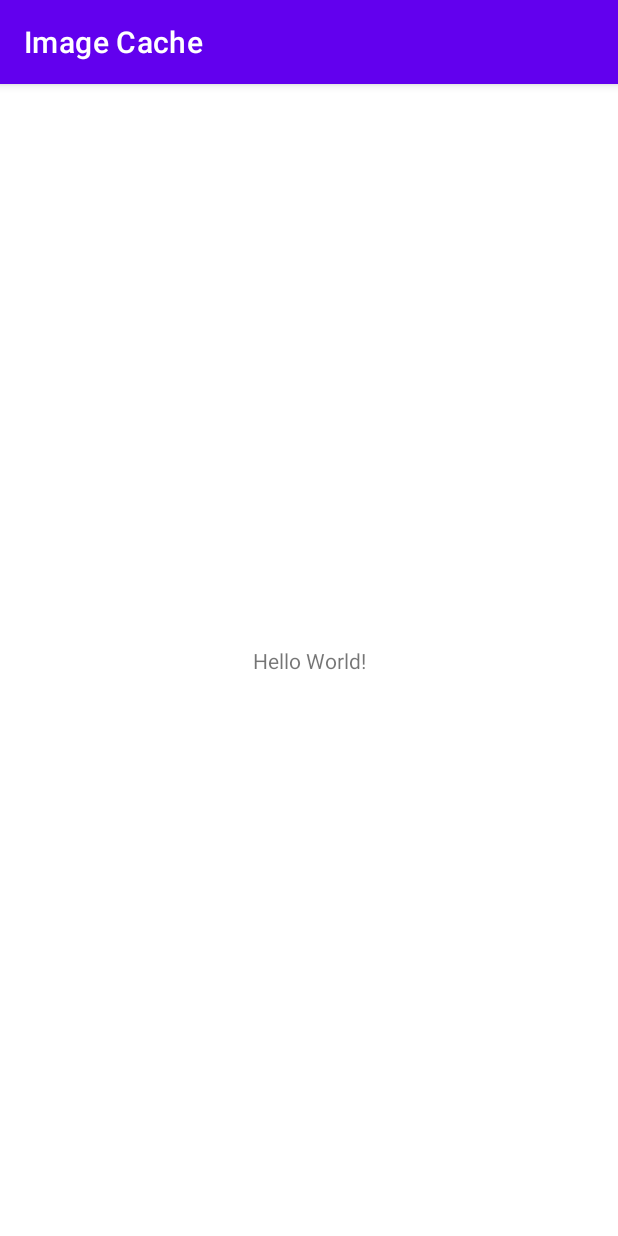
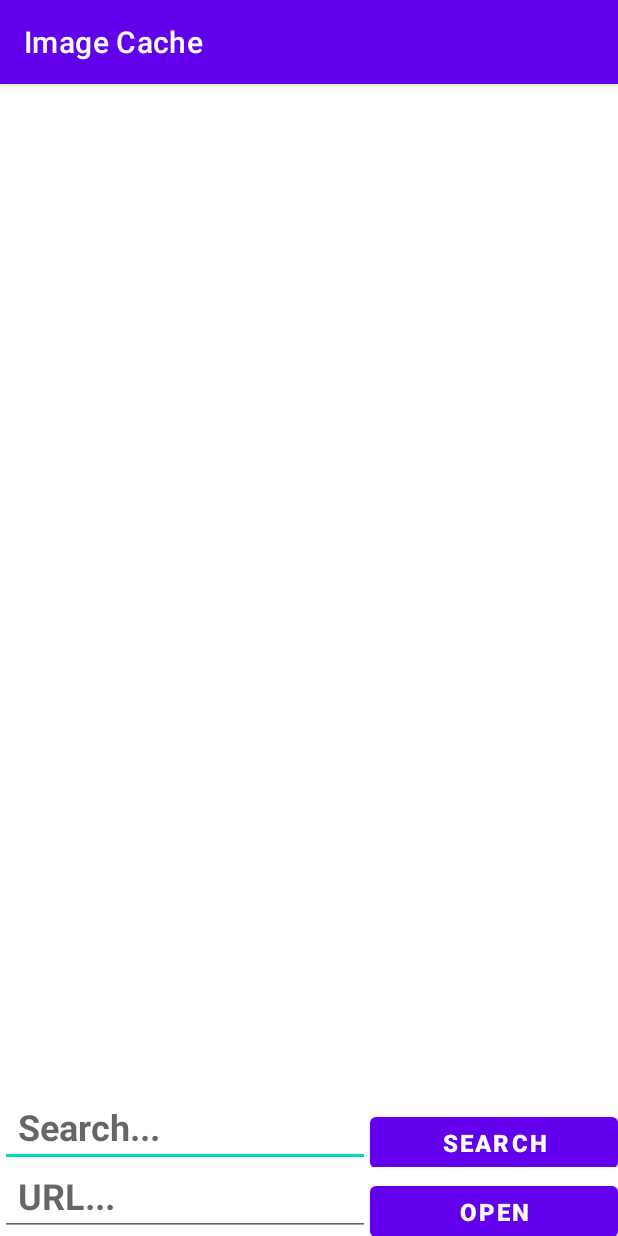
Before and after one commit to NicholasLau97/ImageCache, an Android app: the screen it shows after launch (MainActivity), on a phone screen of 412 x 824 dp. Run offline under Robolectric (Android 15) with nearby library versions, the phone set to English and light mode, and no system bars; our stand-ins replace data binding.

Commit message:
UI edittext and btn

```diff
--- a/ImageCache/app/build.gradle
+++ b/ImageCache/app/build.gradle
@@ -29,6 +29,9 @@ android {
     kotlinOptions {
         jvmTarget = '1.8'
     }
+    dataBinding{
+        enabled = true
+    }
 }
 
 dependencies {
--- a/ImageCache/app/src/main/java/com/example/imagecache/MainActivity.kt
+++ b/ImageCache/app/src/main/java/com/example/imagecache/MainActivity.kt
@@ -2,10 +2,16 @@ package com.example.imagecache
 
 import androidx.appcompat.app.AppCompatActivity
 import android.os.Bundle
+import androidx.databinding.DataBindingUtil
+import androidx.lifecycle.ViewModelProviders
+import com.example.imagecache.databinding.ActivityMainBinding
 
 class MainActivity : AppCompatActivity() {
     override fun onCreate(savedInstanceState: Bundle?) {
         super.onCreate(savedInstanceState)
-        setContentView(R.layout.activity_main)
+        val binding:ActivityMainBinding = DataBindingUtil.setContentView(this,R.layout.activity_main)
+
+        val viewModel = ViewModelProviders.of(this).get(MainViewModel::class.java)
+        binding.viewmodel = viewModel
     }
 }
--- /dev/null
+++ b/ImageCache/app/src/main/java/com/example/imagecache/MainViewModel.kt
@@ -0,0 +1,21 @@
+package com.example.imagecache
+
+import android.util.Log
+import android.view.View
+import android.widget.Toast
+import androidx.lifecycle.ViewModel
+
+class MainViewModel():ViewModel() {
+
+    var searchText:String?=null
+    var urlText:String?=null
+
+    fun onSearchBtnClick(view: View){
+        Log.d("View Model","Search btn clicked : $searchText")
+    }
+
+    fun onWebViewBtnClick(view:View){
+        Log.d("View Model","Web view btn clicked: $urlText")
+
+    }
+}
--- a/ImageCache/app/src/main/res/layout/activity_main.xml
+++ b/ImageCache/app/src/main/res/layout/activity_main.xml
@@ -1,18 +1,80 @@
 <?xml version="1.0" encoding="utf-8"?>
-<androidx.constraintlayout.widget.ConstraintLayout xmlns:android="http://schemas.android.com/apk/res/android"
+<layout xmlns:android="http://schemas.android.com/apk/res/android"
     xmlns:app="http://schemas.android.com/apk/res-auto"
-    xmlns:tools="http://schemas.android.com/tools"
+    xmlns:tools="http://schemas.android.com/tools">
+    <data>
+        <variable
+            name="viewmodel"
+            type="com.example.imagecache.MainViewModel"/>
+    </data>
+<androidx.constraintlayout.widget.ConstraintLayout
     android:layout_width="match_parent"
     android:layout_height="match_parent"
     tools:context=".MainActivity">
 
-    <TextView
-        android:layout_width="wrap_content"
+    <LinearLayout
+        android:layout_width="match_parent"
         android:layout_height="wrap_content"
-        android:text="Hello World!"
+        android:orientation="vertical"
         app:layout_constraintBottom_toBottomOf="parent"
-        app:layout_constraintLeft_toLeftOf="parent"
-        app:layout_constraintRight_toRightOf="parent"
-        app:layout_constraintTop_toTopOf="parent" />
+        app:layout_constraintEnd_toEndOf="parent"
+        app:layout_constraintStart_toStartOf="parent">
 
+        <LinearLayout
+            android:layout_width="match_parent"
+            android:layout_height="wrap_content"
+            android:orientation="horizontal">
+
+            <EditText
+                android:id="@+id/etSearch"
+                android:text="@={viewmodel.searchText}"
+                android:layout_width="0dp"
+                android:layout_height="46dp"
+                android:layout_weight="3"
+                android:gravity="center_vertical"
+                android:hint="Search..."
+                android:paddingHorizontal="12dp"
+                android:textSize="24sp"
+                android:textStyle="bold" />
+
+            <Button
+                android:id="@+id/btnSearch"
+                android:onClick="@{viewmodel::onSearchBtnClick}"
+                android:layout_width="0dp"
+                android:layout_height="46dp"
+                android:layout_weight="2"
+                android:text="Search"
+                android:textSize="16sp"
+                android:textStyle="bold" />
+        </LinearLayout>
+
+        <LinearLayout
+            android:layout_width="match_parent"
+            android:layout_height="wrap_content"
+            android:orientation="horizontal">
+
+            <EditText
+                android:id="@+id/etUrl"
+                android:text="@={viewmodel.urlText}"
+                android:layout_width="0dp"
+                android:layout_height="46dp"
+                android:layout_weight="3"
+                android:gravity="center_vertical"
+                android:hint="URL..."
+                android:paddingHorizontal="12dp"
+                android:textSize="24sp"
+                android:textStyle="bold" />
+
+            <Button
+                android:id="@+id/btnWebview"
+                android:onClick="@{viewmodel::onWebViewBtnClick}"
+                android:layout_width="0dp"
+                android:layout_height="46dp"
+                android:layout_weight="2"
+                android:text="Open"
+                android:textSize="16sp"
+                android:textStyle="bold" />
+        </LinearLayout>
+    </LinearLayout>
 </androidx.constraintlayout.widget.ConstraintLayout>
+</layout>
--- a/ImageCache/app/src/main/res/values/colors.xml
+++ b/ImageCache/app/src/main/res/values/colors.xml
@@ -7,4 +7,7 @@
   <color name="teal_700">#FF018786</color>
   <color name="black">#FF000000</color>
   <color name="white">#FFFFFFFF</color>
+  <color name="colorPrimary">#969EEE</color>
+  <color name="colorPrimaryDark">#555C96</color>
+  <color name="colorAccent">#969EEE</color>
 </resources>
```
Lines whose indentation alone changed are shown as unchanged.
